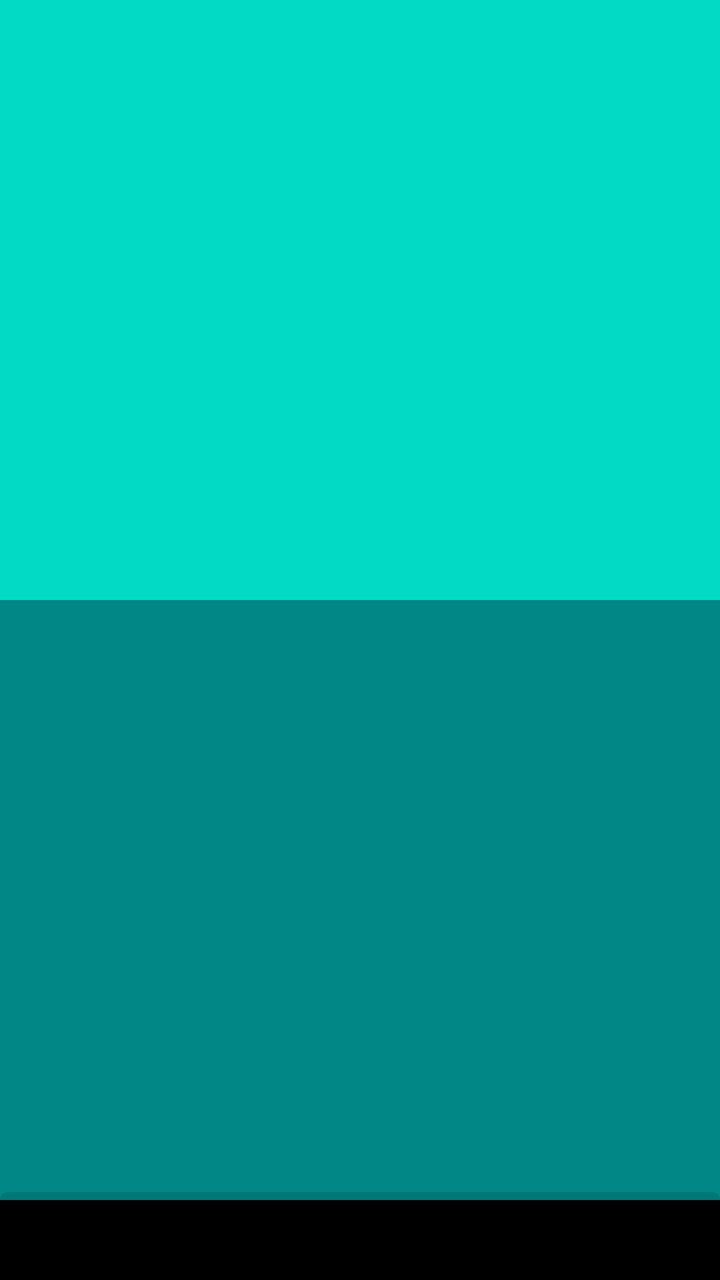
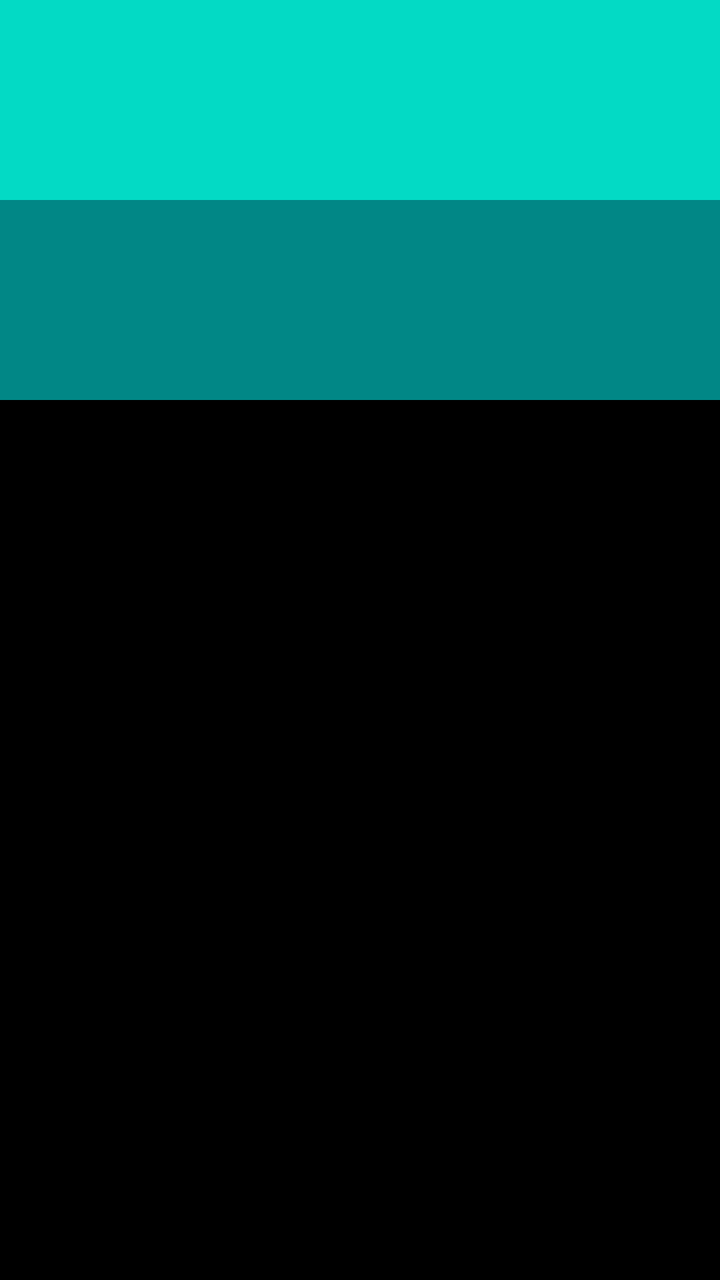

Before-and-after screenshots of an Android layout around one commit, followed by the original layout XML and the change that was made.
<!-- AndroidManifest.xml: application theme Theme.Android -->
<!-- res/layout/activity_widget.xml -->
<?xml version="1.0" encoding="utf-8"?>
<RelativeLayout
    xmlns:android="http://schemas.android.com/apk/res/android"
    xmlns:app="http://schemas.android.com/apk/res-auto"
    xmlns:tools="http://schemas.android.com/tools"
    android:layout_width="match_parent"
    android:layout_height="match_parent"
    android:orientation="vertical"
    android:background="@color/black"
    tools:context="kr.co.bootpay.android.WidgetActivity">


    <View
        android:id="@+id/topView"
        android:background="@color/teal_200"
        android:layout_width="fill_parent"
        android:layout_height="300dp"/>








    <FrameLayout
        android:layout_below="@+id/topView"
        android:background="@color/white"
        android:id="@+id/webViewContainer"
        android:layout_width="match_parent"
        android:layout_height="wrap_content" />

    <View
        android:layout_below="@+id/webViewContainer"
        android:id="@+id/bottomView"
        android:background="@color/teal_700"
        android:layout_width="fill_parent"
        android:layout_height="300dp"/>

    <Button
        android:layout_alignParentBottom="true"
        android:id="@+id/button"
        android:layout_width="fill_parent"
        android:layout_height="50dp"
        android:onClick="goPayment"
        android:enabled="false"
        android:text="구매하기"/>
</RelativeLayout>
<!-- resources referenced by this layout -->
<resources>
  <color name="black">#FF000000</color>
  <color name="teal_200">#FF03DAC5</color>
  <color name="teal_700">#FF018786</color>
  <color name="white">#FFFFFFFF</color>
  <style name="Theme.Android" parent="Theme.MaterialComponents.DayNight.DarkActionBar">
          
          <item name="colorPrimary">@color/purple_500</item>
          <item name="colorPrimaryVariant">@color/purple_700</item>
          <item name="colorOnPrimary">@color/white</item>
          
          <item name="colorSecondary">@color/teal_200</item>
          <item name="colorSecondaryVariant">@color/teal_700</item>
          <item name="colorOnSecondary">@color/black</item>
          
          <item name="android:statusBarColor" tools:targetApi="l">?attr/colorPrimaryVariant</item>
          
      </style>
  <color name="purple_500">#FF6200EE</color>
  <color name="purple_700">#FF3700B3</color>
</resources>

<!-- the commit's change to res/layout/activity_widget.xml (unified diff, before → after) -->
@@ -9,33 +9,38 @@
     android:background="@color/black"
     tools:context="kr.co.bootpay.android.WidgetActivity">
 
+    <ScrollView
+        android:layout_above="@+id/button"
+        android:layout_width="match_parent"
+        android:layout_height="match_parent">
 
-    <View
-        android:id="@+id/topView"
-        android:background="@color/teal_200"
-        android:layout_width="fill_parent"
-        android:layout_height="300dp"/>
+        <LinearLayout
+            android:orientation="vertical"
+            android:layout_width="match_parent"
+            android:layout_height="wrap_content">
+            <View
+                android:id="@+id/topView"
+                android:background="@color/teal_200"
+                android:layout_width="fill_parent"
+                android:layout_height="100dp"/>
+
+            <FrameLayout
+                android:background="@color/white"
+                android:id="@+id/webViewContainer"
+                android:layout_width="match_parent"
+                android:layout_height="wrap_content" />
+
+            <View
+                android:id="@+id/bottomView"
+                android:background="@color/teal_700"
+                android:layout_width="fill_parent"
+                android:layout_height="100dp"/>
+        </LinearLayout>
+
+    </ScrollView>
 
 
 
-
-
-
-
-
-    <FrameLayout
-        android:layout_below="@+id/topView"
-        android:background="@color/white"
-        android:id="@+id/webViewContainer"
-        android:layout_width="match_parent"
-        android:layout_height="wrap_content" />
-
-    <View
-        android:layout_below="@+id/webViewContainer"
-        android:id="@+id/bottomView"
-        android:background="@color/teal_700"
-        android:layout_width="fill_parent"
-        android:layout_height="300dp"/>
 
     <Button
         android:layout_alignParentBottom="true"
@@ -43,6 +48,7 @@
         android:layout_width="fill_parent"
         android:layout_height="50dp"
         android:onClick="goPayment"
+        android:background="@color/teal_200"
         android:enabled="false"
         android:text="구매하기"/>
 </RelativeLayout>
